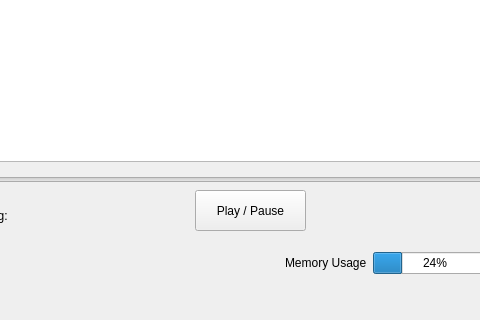
The window that reproductor/reproductor.ui (DennisAL54/Proyecto-1-Datos-2) describes before a commit, drawn with Qt 5; both pictures show x 225 to 705 and y 280 to 600 of the 800 by 600 pixel window.
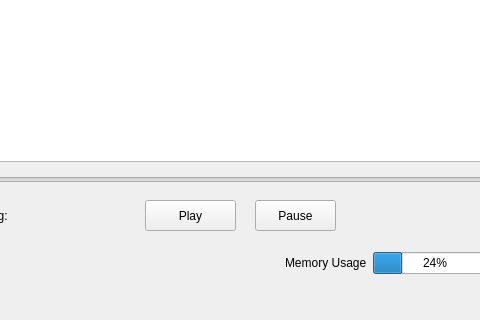
The same window after the commit.

Commit message: Base reproductor con error desconocido

Diff of the .ui file:
```diff
--- a/reproductor/reproductor.ui
+++ b/reproductor/reproductor.ui
@@ -92,14 +92,14 @@
    <widget class="QPushButton" name="pushButton_2">
     <property name="geometry">
      <rect>
-      <x>420</x>
-      <y>470</y>
-      <width>111</width>
-      <height>41</height>
+      <x>370</x>
+      <y>480</y>
+      <width>91</width>
+      <height>31</height>
      </rect>
     </property>
     <property name="text">
-     <string>Play / Pause</string>
+     <string>Play</string>
     </property>
    </widget>
    <widget class="QWidget" name="horizontalLayoutWidget">
@@ -135,6 +135,19 @@
      </item>
     </layout>
    </widget>
+   <widget class="QPushButton" name="pushButton_3">
+    <property name="geometry">
+     <rect>
+      <x>480</x>
+      <y>480</y>
+      <width>81</width>
+      <height>31</height>
+     </rect>
+    </property>
+    <property name="text">
+     <string>Pause</string>
+    </property>
+   </widget>
   </widget>
   <widget class="QMenuBar" name="menubar">
    <property name="geometry">
```
Left out of the diff: 2 changed lines with no effect on the pictures. The commit also changes 11 other files.
